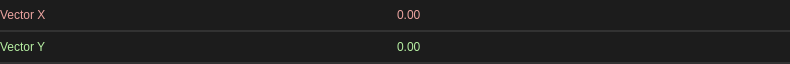
Qt form src/editors/smartprop_editor/variables/vector2d.ui (dertwist/Hammer5Tools) before a commit.
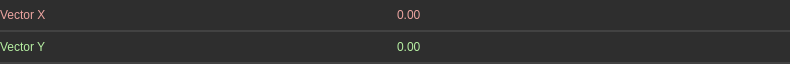
The same form after that commit. Icons and pictures are not drawn.

Diff of the .ui file:
```diff
--- a/src/editors/smartprop_editor/variables/vector2d.ui
+++ b/src/editors/smartprop_editor/variables/vector2d.ui
@@ -33,18 +33,18 @@
     border-left: 0px;
     border-right: 0px;
 	border-top: 0px;
-    border-color: rgba(50, 50, 50, 255);
+    border-color: rgba(66, 66, 66, 255);
     padding: 8px;
     padding-left: 6px;
     padding-right: 6px;
-    color: #E3E3E3;
-    background-color: #1C1C1C;
+    color: #e5e5e5;
+    background-color: #2e2e2e;
 }
 
 .QWidget::hover {
 }
 .QWidget::selected {
-    background-color: #414956;
+    background-color: #515965;
 }</string>
   </property>
   <layout class="QVBoxLayout" name="verticalLayout">
@@ -79,15 +79,15 @@
     border-left: 0px;
     border-right: 0px;
 	border-top: 0px;
-    border-color: rgba(50, 50, 50, 255);
-    color: #E3E3E3;
-    background-color: #1C1C1C;
+    border-color: rgba(66, 66, 66, 255);
+    color: #e5e5e5;
+    background-color: #2e2e2e;
 }
 
 .QFrame::hover {
 }
 .QFrame::selected {
-    background-color: #414956;
+    background-color: #515965;
 }</string>
      </property>
      <property name="frameShape">
@@ -142,9 +142,9 @@
     font: 580 8pt &quot;Segoe UI&quot;;
     border: 2px solid black;
     border-radius: 2px;
-    border-color: rgba(80, 80, 80, 255);
-    color: #E3E3E3;
-    background-color: #1C1C1C;
+    border-color: rgba(94, 94, 94, 255);
+    color: #e5e5e5;
+    background-color: #2e2e2e;
 border:0px;
 color: #ECA4A0;
 }
@@ -166,7 +166,7 @@
     border-left: 2px solid black;
     border-bottom: 0px solid black;
     border-top-right-radius: 2px;
-    border-color: rgba(80, 80, 80, 255);
+    border-color: rgba(94, 94, 94, 255);
 	width:16px;
     margin:0px;
 border:0px;
@@ -185,7 +185,7 @@
     border-left: 2px solid black;
     border-top: 2px solid black;
 border-bottom-right-radius: 2px;
-    border-color: rgba(80, 80, 80, 255);
+    border-color: rgba(94, 94, 94, 255);
 	width:16px;
     margin:0px;
 border:0px;
@@ -230,15 +230,15 @@
     border-left: 0px;
     border-right: 0px;
 	border-top: 0px;
-    border-color: rgba(50, 50, 50, 255);
-    color: #E3E3E3;
-    background-color: #1C1C1C;
+    border-color: rgba(66, 66, 66, 255);
+    color: #e5e5e5;
+    background-color: #2e2e2e;
 }
 
 .QFrame::hover {
 }
 .QFrame::selected {
-    background-color: #414956;
+    background-color: #515965;
 }</string>
      </property>
      <property name="frameShape">
@@ -286,9 +286,9 @@
     font: 580 8pt &quot;Segoe UI&quot;;
     border: 2px solid black;
     border-radius: 2px;
-    border-color: rgba(80, 80, 80, 255);
-    color: #E3E3E3;
-    background-color: #1C1C1C;
+    border-color: rgba(94, 94, 94, 255);
+    color: #e5e5e5;
+    background-color: #2e2e2e;
 border:0px;
 color: #B6EFA2;
 }
@@ -310,7 +310,7 @@
     border-left: 2px solid black;
     border-bottom: 0px solid black;
     border-top-right-radius: 2px;
-    border-color: rgba(80, 80, 80, 255);
+    border-color: rgba(94, 94, 94, 255);
 	width:16px;
     margin:0px;
 border:0px;
@@ -329,7 +329,7 @@
     border-left: 2px solid black;
     border-top: 2px solid black;
 border-bottom-right-radius: 2px;
-    border-color: rgba(80, 80, 80, 255);
+    border-color: rgba(94, 94, 94, 255);
 	width:16px;
     margin:0px;
 border:0px;
@@ -342,7 +342,7 @@
 }
 
 QDoubleSpinBox:disabled {
-	color: rgba(125, 125, 125, 100);
+	color: rgba(135, 135, 135, 100);
 }</string>
         </property>
         <property name="decimals">
```
Left out of the diff: 4 changed lines with no effect on the pictures.
